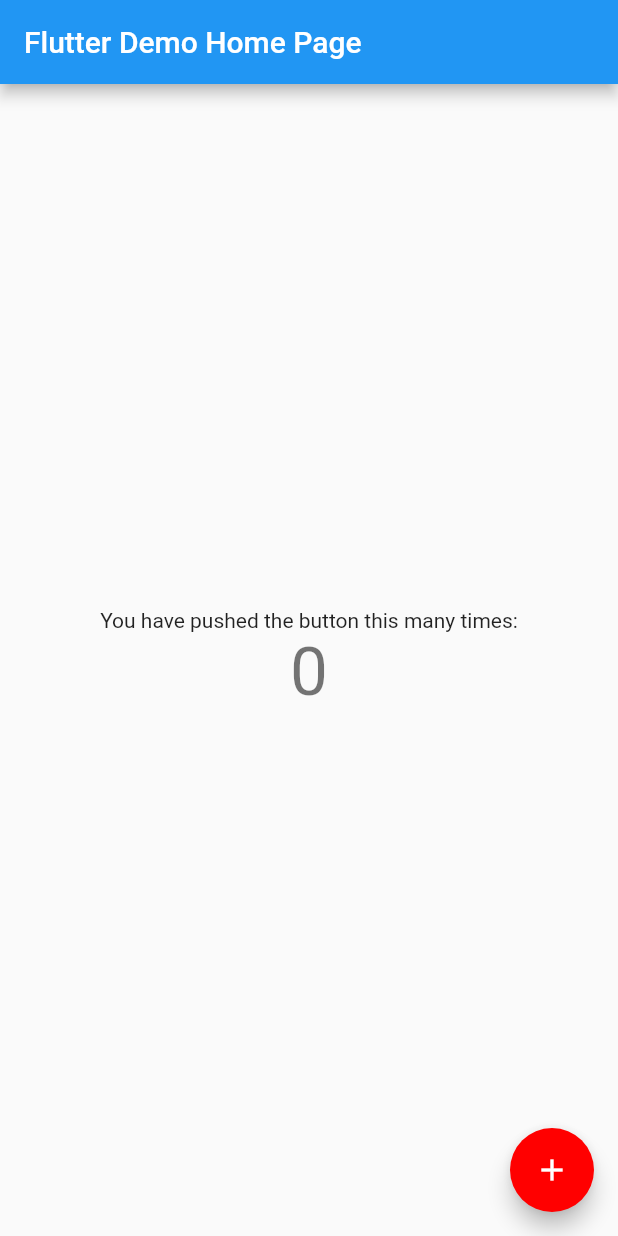
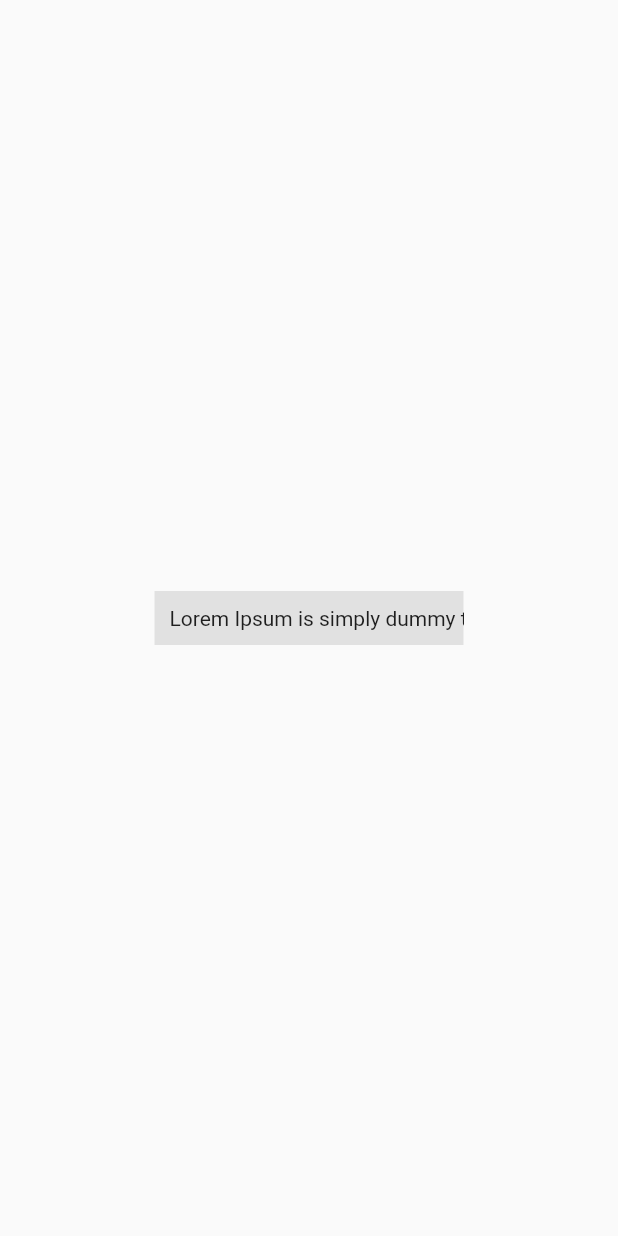
Before and after one commit to anarkiVan/marquee, a Flutter app: the screen it shows after launch, on a phone screen of 412 x 824 dp. Run offline on Flutter 3.47's test engine with Material 2 defaults, Android fonts, the phone set to English and light mode, and no system bars.

Commit message:
Add layout

```diff
--- a/lib/main.dart
+++ b/lib/main.dart
@@ -1,28 +1,19 @@
 import 'package:flutter/material.dart';
 
 void main() {
-  runApp(MyApp());
+  runApp(App());
 }
 
-class MyApp extends StatelessWidget {
-  // This widget is the root of your application.
+class App extends StatelessWidget {
+
   @override
   Widget build(BuildContext context) {
     return MaterialApp(
-      title: 'Flutter Demo',
+      title: 'Ticker',
       theme: ThemeData(
-        // This is the theme of your application.
-        //
-        // Try running your application with "flutter run". You'll see the
-        // application has a blue toolbar. Then, without quitting the app, try
-        // changing the primarySwatch below to Colors.green and then invoke
-        // "hot reload" (press "r" in the console where you ran "flutter run",
-        // or simply save your changes to "hot reload" in a Flutter IDE).
-        // Notice that the counter didn't reset back to zero; the application
-        // is not restarted.
         primarySwatch: Colors.blue,
       ),
-      home: MyHomePage(title: 'Flutter Demo Home Page'),
+      home: MyHomePage(title: 'Ticker'),
     );
   }
 }
@@ -30,85 +21,40 @@
 class MyHomePage extends StatefulWidget {
   MyHomePage({Key key, this.title}) : super(key: key);
 
-  // This widget is the home page of your application. It is stateful, meaning
-  // that it has a State object (defined below) that contains fields that affect
-  // how it looks.
-
-  // This class is the configuration for the state. It holds the values (in this
-  // case the title) provided by the parent (in this case the App widget) and
-  // used by the build method of the State. Fields in a Widget subclass are
-  // always marked "final".
-
   final String title;
 
-  @override
   _MyHomePageState createState() => _MyHomePageState();
 }
 
 class _MyHomePageState extends State<MyHomePage> {
-  int _counter = 0;
+  ScrollController _scrollController;
 
-  void _incrementCounter() {
-    setState(() {
-      // This call to setState tells the Flutter framework that something has
-      // changed in this State, which causes it to rerun the build method below
-      // so that the display can reflect the updated values. If we changed
-      // _counter without calling setState(), then the build method would not be
-      // called again, and so nothing would appear to happen.
-      _counter++;
-    });
+  @override
+  void initState() {
+    super.initState();
+    _scrollController = ScrollController();
   }
 
   @override
   Widget build(BuildContext context) {
-    // This method is rerun every time setState is called, for instance as done
-    // by the _incrementCounter method above.
-    //
-    // The Flutter framework has been optimized to make rerunning build methods
-    // fast, so that you can just rebuild anything that needs updating rather
-    // than having to individually change instances of widgets.
     return Scaffold(
-      appBar: AppBar(
-        // Here we take the value from the MyHomePage object that was created by
-        // the App.build method, and use it to set our appbar title.
-        title: Text(widget.title),
+      body: Center(
+      child: Container(
+        width: MediaQuery.of(context).size.width / 2,
+        color: Theme.of(context).highlightColor,
+        child: SingleChildScrollView(
+          scrollDirection: Axis.horizontal,
+          padding: EdgeInsets.all(10),
+          controller: _scrollController,
+          child: Container(
+            child: Text(
+              "Lorem Ipsum is simply dummy text of the printing and typesetting industry",
+              softWrap: false,
+            ),
+          )
+        )
       ),
-      body: Center(
-        // Center is a layout widget. It takes a single child and positions it
-        // in the middle of the parent.
-        child: Column(
-          // Column is also a layout widget. It takes a list of children and
-          // arranges them vertically. By default, it sizes itself to fit its
-          // children horizontally, and tries to be as tall as its parent.
-          //
-          // Invoke "debug painting" (press "p" in the console, choose the
-          // "Toggle Debug Paint" action from the Flutter Inspector in Android
-          // Studio, or the "Toggle Debug Paint" command in Visual Studio Code)
-          // to see the wireframe for each widget.
-          //
-          // Column has various properties to control how it sizes itself and
-          // how it positions its children. Here we use mainAxisAlignment to
-          // center the children vertically; the main axis here is the vertical
-          // axis because Columns are vertical (the cross axis would be
-          // horizontal).
-          mainAxisAlignment: MainAxisAlignment.center,
-          children: <Widget>[
-            Text(
-              'You have pushed the button this many times:',
-            ),
-            Text(
-              '$_counter',
-              style: Theme.of(context).textTheme.headline3,
-            ),
-          ],
-        ),
-      ),
-      floatingActionButton: FloatingActionButton(
-        onPressed: _incrementCounter,
-        tooltip: 'Increment',
-        child: Icon(Icons.add),
-        backgroundColor: Color.fromRGBO(255, 0, 0, 1),
-      ), // This trailing comma makes auto-formatting nicer for build methods.
+    ),
     );
   }
 }
```
Also changed, not shown: 1 other file.
